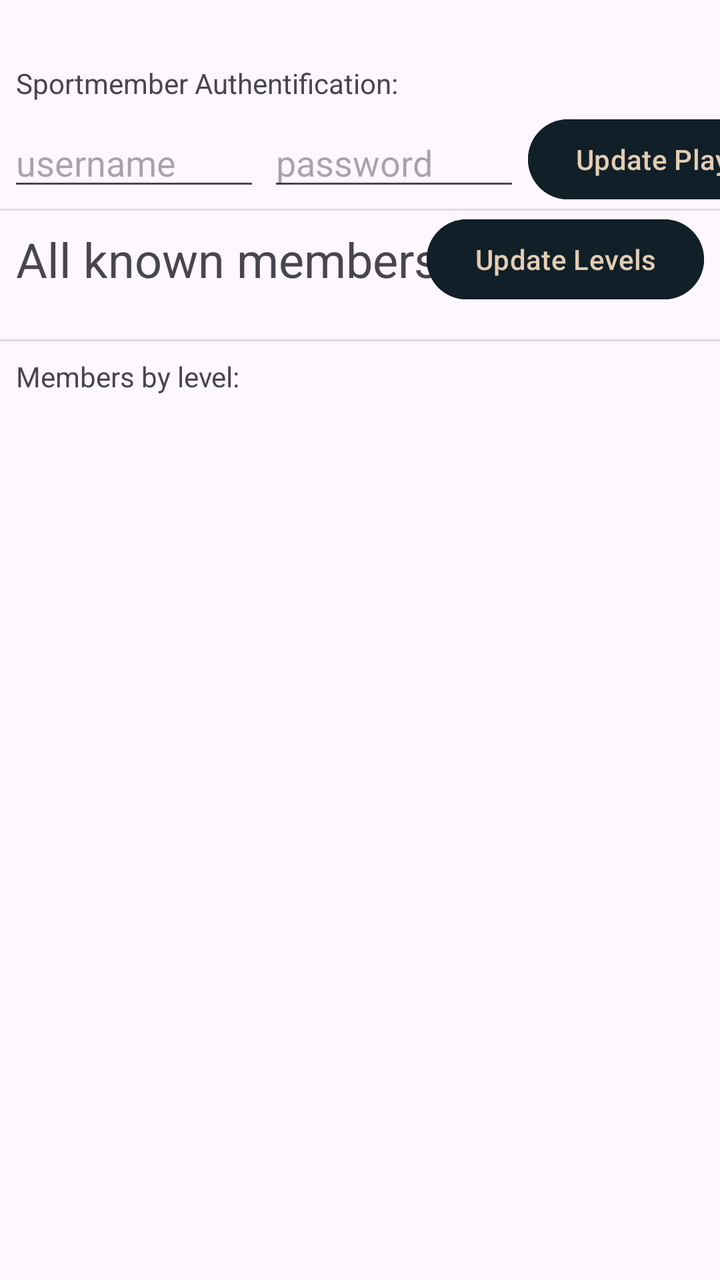
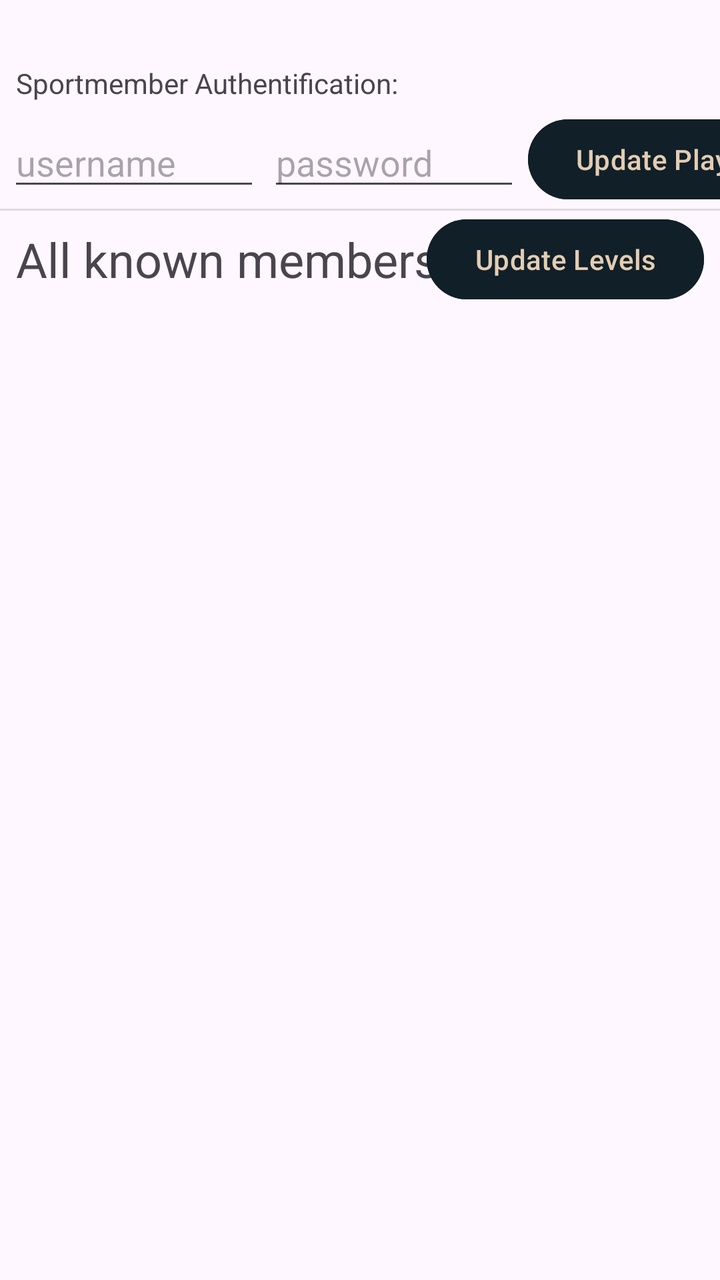

Screens rendered from an Android XML layout before and after an edit, with the pre-edit source and the edit as a unified diff.
<!-- AndroidManifest.xml: application theme Theme.Matchmaking2v2 -->
<!-- res/layout/activity_profile.xml -->
<?xml version="1.0" encoding="utf-8"?>
<androidx.constraintlayout.widget.ConstraintLayout xmlns:android="http://schemas.android.com/apk/res/android"
    xmlns:app="http://schemas.android.com/apk/res-auto"
    xmlns:tools="http://schemas.android.com/tools"
    android:id="@+id/main"
    android:layout_width="match_parent"
    android:layout_height="match_parent"
    tools:context=".ProfileActivity">

    <View
        android:id="@+id/divider2"
        android:layout_width="409dp"
        android:layout_height="1dp"
        android:layout_marginTop="8dp"
        android:background="?android:attr/listDivider"
        app:layout_constraintEnd_toEndOf="parent"
        app:layout_constraintStart_toStartOf="parent"
        app:layout_constraintTop_toBottomOf="@+id/rv_membersBase" />

    <TextView
        android:id="@+id/tv_levelmembers"
        android:layout_width="wrap_content"
        android:layout_height="wrap_content"
        android:layout_marginStart="8dp"
        android:layout_marginTop="8dp"
        android:text="Members by level:"
        app:layout_constraintStart_toStartOf="parent"
        app:layout_constraintTop_toBottomOf="@+id/divider2" />

    <TextView
        android:id="@+id/tv_allmembers2"
        android:layout_width="wrap_content"
        android:layout_height="wrap_content"
        android:layout_marginStart="8dp"
        android:layout_marginTop="8dp"
        android:text="All known members:"
        android:textSize="24sp"
        app:layout_constraintStart_toStartOf="parent"
        app:layout_constraintTop_toBottomOf="@+id/divider4" />

    <TextView
        android:id="@+id/tv_sportmember2"
        android:layout_width="wrap_content"
        android:layout_height="wrap_content"
        android:layout_marginStart="8dp"
        android:layout_marginTop="32dp"
        android:text="Sportmember Authentification:"
        app:layout_constraintStart_toStartOf="parent"
        app:layout_constraintTop_toTopOf="parent" />

    <EditText
        android:id="@+id/editTextTextEmailAddress2"
        android:layout_width="wrap_content"
        android:layout_height="wrap_content"
        android:layout_marginStart="4dp"
        android:layout_marginTop="8dp"
        android:ems="6"
        android:hint="username"
        android:inputType="textEmailAddress"
        app:layout_constraintStart_toStartOf="parent"
        app:layout_constraintTop_toBottomOf="@+id/tv_sportmember2" />

    <EditText
        android:id="@+id/editTextTextPassword2"
        android:layout_width="wrap_content"
        android:layout_height="wrap_content"
        android:layout_marginStart="4dp"
        android:ems="6"
        android:hint="password"
        android:inputType="textPassword"
        app:layout_constraintBottom_toBottomOf="@+id/editTextTextEmailAddress2"
        app:layout_constraintStart_toEndOf="@+id/editTextTextEmailAddress2"
        app:layout_constraintTop_toTopOf="@+id/editTextTextEmailAddress2" />

    <Button
        android:id="@+id/b_updateplayers"
        android:layout_width="wrap_content"
        android:layout_height="wrap_content"
        android:layout_marginStart="4dp"
        android:backgroundTint="@color/blueBlack"
        android:text="Update Players"
        android:textColor="@color/tanAccent"
        app:layout_constraintBottom_toBottomOf="@+id/editTextTextPassword2"
        app:layout_constraintStart_toEndOf="@+id/editTextTextPassword2"
        app:layout_constraintTop_toTopOf="@+id/editTextTextPassword2" />

    <androidx.recyclerview.widget.RecyclerView
        android:id="@+id/rv_membersBase"
        android:layout_width="417dp"
        android:layout_height="wrap_content"
        android:layout_marginTop="16dp"
        app:layout_constraintStart_toStartOf="parent"
        app:layout_constraintTop_toBottomOf="@+id/tv_allmembers2" />

    <androidx.recyclerview.widget.RecyclerView
        android:id="@+id/rv_membersLevelList"
        android:layout_width="417dp"
        android:layout_height="wrap_content"
        android:layout_marginTop="8dp"
        app:layout_constraintEnd_toEndOf="parent"
        app:layout_constraintStart_toStartOf="parent"
        app:layout_constraintTop_toBottomOf="@+id/tv_levelmembers" />

    <Button
        android:id="@+id/b_updatelevels"
        android:layout_width="wrap_content"
        android:layout_height="wrap_content"
        android:layout_marginEnd="8dp"
        android:backgroundTint="@color/blueBlack"
        android:text="Update Levels"
        android:textColor="@color/tanAccent"
        app:layout_constraintBottom_toBottomOf="@+id/tv_allmembers2"
        app:layout_constraintEnd_toEndOf="parent"
        app:layout_constraintTop_toTopOf="@+id/tv_allmembers2" />

    <View
        android:id="@+id/divider4"
        android:layout_width="409dp"
        android:layout_height="1dp"
        android:layout_marginTop="4dp"
        android:background="?android:attr/listDivider"
        app:layout_constraintEnd_toEndOf="parent"
        app:layout_constraintStart_toStartOf="parent"
        app:layout_constraintTop_toBottomOf="@+id/editTextTextEmailAddress2" />

</androidx.constraintlayout.widget.ConstraintLayout>
<!-- resources referenced by this layout -->
<resources>
  <color name="blueBlack">#111f28</color>
  <color name="tanAccent">#e3cdb3</color>
  <style name="Theme.Matchmaking2v2" parent="Base.Theme.Matchmaking2v2" />
  <style name="Base.Theme.Matchmaking2v2" parent="Theme.Material3.DayNight"> 
          
          <item name="colorPrimary">@color/my_light_primary</item>
      </style>
  <color name="my_light_primary">#FF000000</color>
</resources>

<!-- the commit's change to res/layout/activity_profile.xml (unified diff, before → after) -->
@@ -6,26 +6,6 @@
     android:layout_width="match_parent"
     android:layout_height="match_parent"
     tools:context=".ProfileActivity">
-
-    <View
-        android:id="@+id/divider2"
-        android:layout_width="409dp"
-        android:layout_height="1dp"
-        android:layout_marginTop="8dp"
-        android:background="?android:attr/listDivider"
-        app:layout_constraintEnd_toEndOf="parent"
-        app:layout_constraintStart_toStartOf="parent"
-        app:layout_constraintTop_toBottomOf="@+id/rv_membersBase" />
-
-    <TextView
-        android:id="@+id/tv_levelmembers"
-        android:layout_width="wrap_content"
-        android:layout_height="wrap_content"
-        android:layout_marginStart="8dp"
-        android:layout_marginTop="8dp"
-        android:text="Members by level:"
-        app:layout_constraintStart_toStartOf="parent"
-        app:layout_constraintTop_toBottomOf="@+id/divider2" />
 
     <TextView
         android:id="@+id/tv_allmembers2"
@@ -86,20 +66,15 @@
 
     <androidx.recyclerview.widget.RecyclerView
         android:id="@+id/rv_membersBase"
-        android:layout_width="417dp"
+        android:layout_width="0dp"
         android:layout_height="wrap_content"
         android:layout_marginTop="16dp"
+        android:layout_marginBottom="371dp"
+        app:layout_constraintBottom_toBottomOf="parent"
+        app:layout_constraintEnd_toEndOf="parent"
+        app:layout_constraintHorizontal_bias="0.0"
         app:layout_constraintStart_toStartOf="parent"
         app:layout_constraintTop_toBottomOf="@+id/tv_allmembers2" />
-
-    <androidx.recyclerview.widget.RecyclerView
-        android:id="@+id/rv_membersLevelList"
-        android:layout_width="417dp"
-        android:layout_height="wrap_content"
-        android:layout_marginTop="8dp"
-        app:layout_constraintEnd_toEndOf="parent"
-        app:layout_constraintStart_toStartOf="parent"
-        app:layout_constraintTop_toBottomOf="@+id/tv_levelmembers" />
 
     <Button
         android:id="@+id/b_updatelevels"
